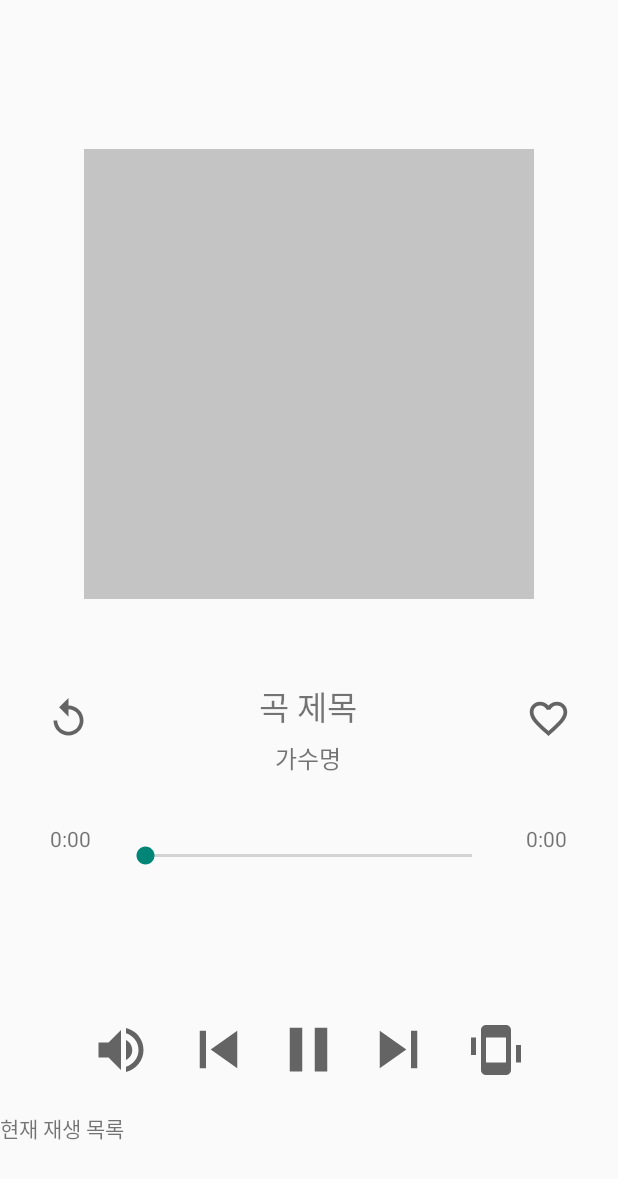
After one commit to FERMATA-Project/android-fermata, an Android app: the layout activity_play.xml on its own in the app's theme, with its tools: preview values and no code run, on a phone screen of 412 x 824 dp. The commit adds this screen. Shown: the top 1179 px of the screen. Run offline under Robolectric (Android 15) with nearby library versions, the phone set to English and light mode, and no system bars.

Commit message:
0801 합치기

```diff
--- a/app/src/main/AndroidManifest.xml
+++ b/app/src/main/AndroidManifest.xml
@@ -10,6 +10,7 @@
         android:supportsRtl="true"
         android:theme="@style/Theme.FERMATA">
         <activity android:name=".activity.LikePlaylistActivity"></activity>
+        <activity android:name=".activity.PlayActivity" />
         <activity android:name=".activity.NowPlaylistActivity" />
         <activity android:name=".activity.MainActivity">
             <intent-filter>
--- a/app/src/main/java/com/example/fermata/activity/MainActivity.java
+++ b/app/src/main/java/com/example/fermata/activity/MainActivity.java
@@ -5,6 +5,7 @@ import androidx.appcompat.app.AppCompatActivity;
 import androidx.fragment.app.FragmentManager;
 import androidx.fragment.app.FragmentTransaction;
 
+import android.content.Intent;
 import android.os.Bundle;
 import android.view.Menu;
 import android.view.MenuItem;
@@ -42,6 +43,9 @@ public class MainActivity extends AppCompatActivity {
                     case R.id.item_searchMusic:
                         transaction.replace(R.id.frameLayout, searchMusicFragment).commitAllowingStateLoss(); // 음악 찾기 프래그먼트로 변환
                         break;
+                    case R.id.item_playMusic:
+                        startActivity(new Intent(getApplicationContext(), PlayActivity.class));
+                        break;
                     case R.id.item_playlist:
                         transaction.replace(R.id.frameLayout, playlistFragment).commitAllowingStateLoss(); // 내 재생목록 프래그먼트로 변환
                         break;
--- a/app/src/main/java/com/example/fermata/activity/PlayActivity.java
+++ b/app/src/main/java/com/example/fermata/activity/PlayActivity.java
@@ -1,4 +1,4 @@
-package com.example.musicplayerapp;
+package com.example.fermata.activity;
 
 import androidx.appcompat.app.AppCompatActivity;
 
@@ -13,12 +13,14 @@ import android.widget.ImageView;
 import android.widget.SeekBar;
 import android.widget.TextView;
 
+import com.example.fermata.R;
+
 import java.util.ArrayList;
 
 public class PlayActivity extends AppCompatActivity {
 
     ImageView imageView;
-    TextView songName, singerName, songStart, songEnd;
+    TextView songName, singerName, songStart, songEnd, now;
     Button btnRepeat, btnLike, btnPlay, btnPrev, btnNext, btnVolume, btnSensor;
     SeekBar sbMusic;
 
@@ -42,6 +44,7 @@ public class PlayActivity extends AppCompatActivity {
         singerName = findViewById(R.id.tv_singerName);
         songStart = findViewById(R.id.tv_start);
         songEnd = findViewById(R.id.tv_end);
+        now = findViewById(R.id.tv_now);
 
         btnRepeat = findViewById(R.id.btn_repeat);
         btnLike = findViewById(R.id.btn_like);
@@ -133,6 +136,13 @@ public class PlayActivity extends AppCompatActivity {
                 }
             }
         });
+
+        now.setOnClickListener(new View.OnClickListener() {
+            @Override
+            public void onClick(View v) {
+                startActivity(new Intent(getApplicationContext(), NowPlaylistActivity.class));
+            }
+        });
     }
 
     public String createTime(int duration)
--- /dev/null
+++ b/app/src/main/res/layout/activity_play.xml
@@ -0,0 +1,231 @@
+<?xml version="1.0" encoding="utf-8"?>
+<LinearLayout xmlns:android="http://schemas.android.com/apk/res/android"
+    xmlns:app="http://schemas.android.com/apk/res-auto"
+    xmlns:tools="http://schemas.android.com/tools"
+    android:layout_width="match_parent"
+    android:layout_height="match_parent"
+    android:orientation="vertical"
+    android:weightSum="10"
+    tools:context=".activity.PlayActivity">
+
+    <!-- 시각 정보 ~ seekbar -->
+    <LinearLayout
+        android:layout_width="match_parent"
+        android:layout_height="0dp"
+        android:layout_weight="8"
+        android:gravity="center"
+        android:orientation="vertical">
+
+        <!-- 시각 정보 -->
+        <ImageView
+            android:id="@+id/iv_music"
+            android:layout_width="300dp"
+            android:layout_height="300dp"
+            android:layout_marginStart="20dp"
+            android:layout_marginTop="40dp"
+            android:layout_marginEnd="20dp"
+            android:layout_marginBottom="40dp"
+            android:src="@drawable/img"></ImageView>
+
+
+        <!-- repeat, 곡 제목, 가수명, favorite 토글 -->
+        <RelativeLayout
+            android:layout_width="match_parent"
+            android:layout_height="80dp">
+
+            <!-- 곡 제목 -->
+            <TextView
+                android:id="@+id/tv_songName"
+                android:text="곡 제목"
+                android:layout_width="250dp"
+                android:layout_height="wrap_content"
+                android:ellipsize="marquee"
+                android:marqueeRepeatLimit="marquee_forever"
+                android:layout_alignParentBottom="true"
+                android:layout_centerInParent="true"
+                android:layout_marginStart="20dp"
+                android:layout_marginLeft="60dp"
+                android:layout_marginEnd="20dp"
+                android:layout_marginRight="60dp"
+                android:layout_marginBottom="30dp"
+                android:padding="2dp"
+                android:singleLine="true"
+                android:textAlignment="center"
+                android:textSize="22sp"></TextView>
+
+            <!-- 가수명 -->
+            <TextView
+                android:id="@+id/tv_singerName"
+                android:text="가수명"
+                android:layout_width="250dp"
+                android:layout_height="wrap_content"
+                android:ellipsize="marquee"
+                android:marqueeRepeatLimit="marquee_forever"
+                android:layout_alignParentBottom="true"
+                android:layout_centerInParent="true"
+                android:layout_marginStart="20dp"
+                android:layout_marginLeft="60dp"
+                android:layout_marginEnd="20dp"
+                android:layout_marginRight="60dp"
+                android:layout_marginBottom="0dp"
+                android:padding="2dp"
+                android:singleLine="true"
+                android:textAlignment="center"
+                android:textSize="16sp"></TextView>
+
+            <!-- repeat -->
+            <Button
+                android:id="@+id/btn_repeat"
+                android:layout_width="30dp"
+                android:layout_height="30dp"
+                android:layout_alignParentLeft="false"
+                android:layout_centerInParent="true"
+                android:layout_marginLeft="20dp"
+                android:layout_marginTop="20dp"
+                android:layout_toLeftOf="@id/tv_songName"
+                android:background="@drawable/ic_repeat"></Button>
+
+            <!-- favorite 토글 -->
+            <Button
+                android:id="@+id/btn_like"
+                android:layout_width="30dp"
+                android:layout_height="30dp"
+                android:layout_marginTop="20dp"
+                android:layout_alignParentRight="false"
+                android:layout_centerInParent="true"
+                android:layout_marginRight="20dp"
+                android:layout_toRightOf="@id/tv_songName"
+                android:background="@drawable/ic_favorite_no"></Button>
+        </RelativeLayout>
+
+        <!-- 곡 시작 시간, seekbar, 곡 종료 시간 -->
+        <RelativeLayout
+            android:layout_width="match_parent"
+            android:layout_height="80dp">
+
+            <!-- seekbar -->
+            <SeekBar
+                android:id="@+id/sb_music"
+                android:layout_width="250dp"
+                android:layout_height="wrap_content"
+                android:layout_alignParentBottom="true"
+                android:layout_centerInParent="true"
+                android:layout_marginStart="20dp"
+                android:layout_marginTop="20dp"
+                android:layout_marginEnd="20dp"
+                android:layout_marginBottom="20dp"></SeekBar>
+
+            <!-- 곡 시작 시간 -->
+            <TextView
+                android:id="@+id/tv_start"
+                android:layout_width="wrap_content"
+                android:layout_height="wrap_content"
+                android:layout_alignParentLeft="false"
+                android:layout_centerInParent="true"
+                android:layout_marginLeft="20dp"
+                android:layout_toLeftOf="@id/sb_music"
+                android:text="0:00"
+                android:textSize="14sp"></TextView>
+
+            <!-- 곡 종료 시간 -->
+            <TextView
+                android:id="@+id/tv_end"
+                android:layout_width="wrap_content"
+                android:layout_height="wrap_content"
+                android:layout_alignParentRight="false"
+                android:layout_centerInParent="true"
+                android:layout_marginRight="20dp"
+                android:layout_toRightOf="@id/sb_music"
+                android:text="0:00"
+                android:textSize="14sp"></TextView>
+        </RelativeLayout>
+
+    </LinearLayout>
+
+    <!-- 소리, 이전 곡, play(pause), 다음 곡, 진동 -->
+    <LinearLayout
+        android:layout_width="match_parent"
+        android:layout_height="0dp"
+        android:layout_weight="1">
+
+        <RelativeLayout
+            android:layout_width="match_parent"
+            android:layout_height="match_parent">
+
+            <!-- 소리 조정 -->
+            <Button
+                android:id="@+id/btn_volume"
+                android:layout_width="40dp"
+                android:layout_height="40dp"
+                android:layout_alignParentRight="false"
+                android:layout_centerInParent="true"
+                android:layout_marginRight="20dp"
+                android:layout_toLeftOf="@id/btn_prev"
+                android:background="@drawable/ic_volume"></Button>
+
+            <!-- 이전 곡 -->
+            <Button
+                android:id="@+id/btn_prev"
+                android:layout_width="50dp"
+                android:layout_height="50dp"
+                android:layout_alignParentRight="false"
+                android:layout_centerInParent="true"
+                android:layout_marginRight="10dp"
+                android:layout_toLeftOf="@id/btn_play"
+                android:background="@drawable/ic_play_prev">
+            </Button>
+
+            <!-- play(pause) 토글 -->
+            <Button
+                android:id="@+id/btn_play"
+                android:layout_width="50dp"
+                android:layout_height="50dp"
+                android:layout_alignParentRight="false"
+                android:layout_centerInParent="true"
+                android:layout_centerHorizontal="true"
+                android:background="@drawable/ic_pause"></Button>
+
+            <!-- 다음 곡 -->
+            <Button
+                android:id="@+id/btn_next"
+                android:layout_width="50dp"
+                android:layout_height="50dp"
+                android:layout_alignParentRight="false"
+                android:layout_centerInParent="true"
+                android:layout_marginLeft="10dp"
+                android:layout_toRightOf="@id/btn_play"
+                android:background="@drawable/ic_play_next"></Button>
+
+            <!-- 소리 조정 -->
+            <Button
+                android:id="@+id/btn_sensor"
+                android:layout_width="40dp"
+                android:layout_height="40dp"
+                android:layout_alignParentRight="false"
+                android:layout_centerInParent="true"
+                android:layout_marginLeft="20dp"
+                android:layout_toRightOf="@id/btn_next"
+                android:background="@drawable/ic_sensor">
+            </Button>
+
+        </RelativeLayout>
+
+    </LinearLayout>
+
+    <!-- 현재 재생 목록 (1/N)-->
+    <LinearLayout
+        android:layout_width="match_parent"
+        android:layout_height="0dp"
+        android:layout_weight="1">
+
+        <TextView
+            android:id="@+id/tv_now"
+            android:layout_width="wrap_content"
+            android:layout_height="wrap_content"
+            android:text="현재 재생 목록"/>
+
+
+    </LinearLayout>
+
+
+</LinearLayout>
```
